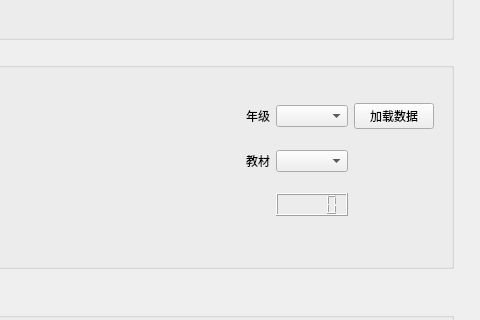
Qt form ui/client.ui (pengwow/jyeoo-crawler-gui) before a commit; both pictures show x 517 to 997 and y 115 to 435 of the 997 by 744 pixel window.
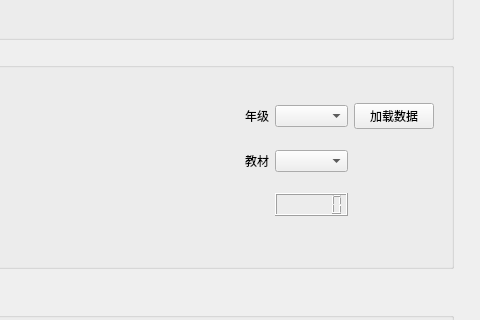
The same form after that commit.

```diff
--- a/ui/client.ui
+++ b/ui/client.ui
@@ -461,7 +461,11 @@
        </widget>
       </item>
       <item row="2" column="3">
-       <widget class="QLCDNumber" name="lcdNumber_chapter"/>
+       <widget class="QLCDNumber" name="lcdNumber_chapter">
+        <property name="digitCount">
+         <number>6</number>
+        </property>
+       </widget>
       </item>
       <item row="2" column="2">
        <widget class="QLabel" name="label_3">
```
